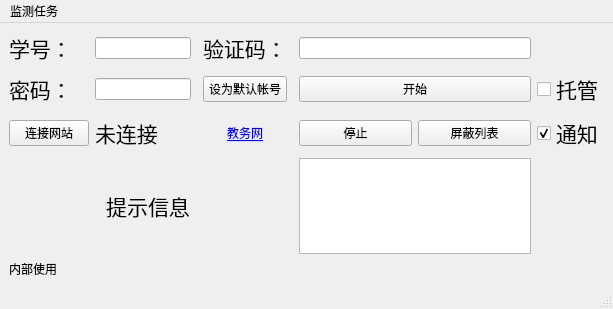
zhongsheng-chen/ReportMonitor, file ReportMonitor_UI.ui: the form before one commit.
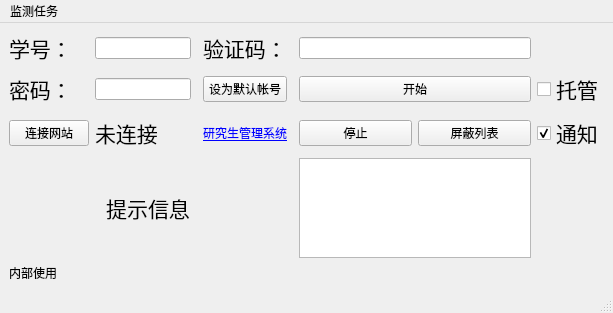
The form after the commit. Icons and pictures are not drawn.

Diff of the .ui file:
```diff
--- a/ReportMonitor_UI.ui
+++ b/ReportMonitor_UI.ui
@@ -7,7 +7,7 @@
     <x>0</x>
     <y>0</y>
     <width>613</width>
-    <height>309</height>
+    <height>313</height>
    </rect>
   </property>
   <property name="windowTitle">
@@ -207,7 +207,7 @@
     <item row="6" column="3">
      <widget class="QLabel" name="label_to_website">
       <property name="text">
-       <string>&lt;A href='http://202.4.152.190:8080/pyxx/Default.aspx'&gt;教务网&lt;/a&gt;</string>
+       <string>&lt;A href='http://yjsy.buct.edu.cn:8080/pyxx/login.aspx'&gt;研究生管理系统&lt;/a&gt;</string>
       </property>
       <property name="alignment">
        <set>Qt::AlignCenter</set>
```
Left out of the diff: 19 changed lines with no effect on the pictures.
